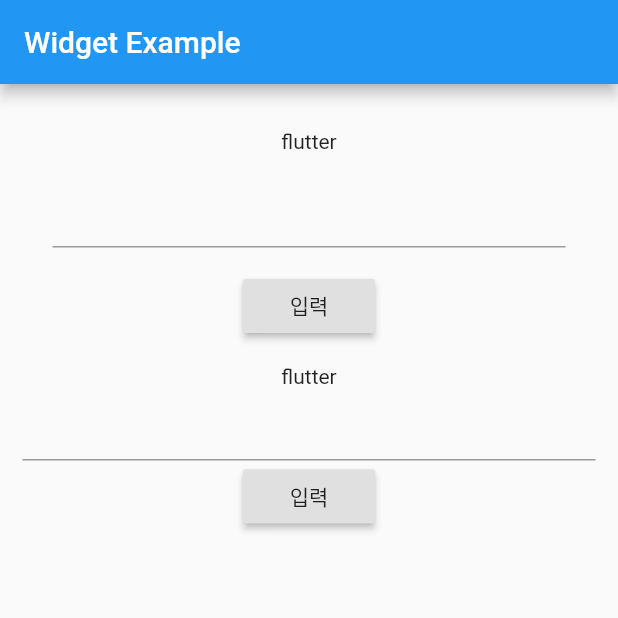
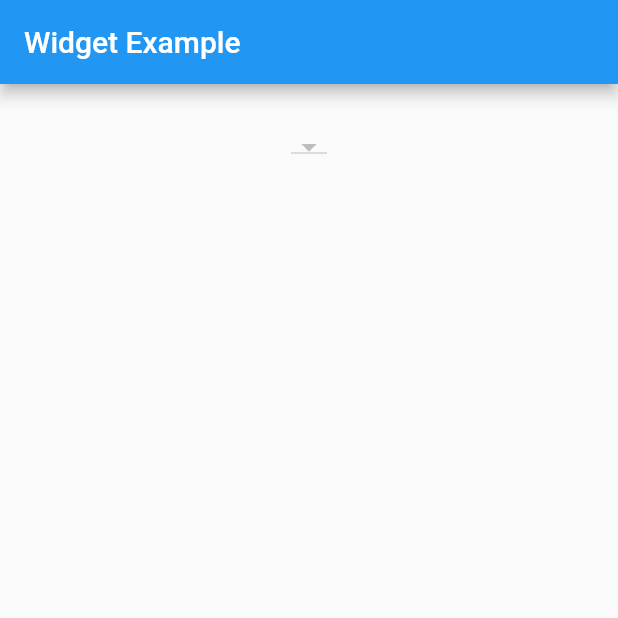
Before and after one commit to kimsegwan/first_flutter_app, a Flutter app: the screen it shows after launch, on a phone screen of 412 x 824 dp, the top half of it. Run offline on Flutter 3.47's test engine with Material 2 defaults, Android fonts, the phone set to English and light mode, and no system bars.

Commit message:
1. {Key key} => {Key? key} 정상 2. List<DropdownButton<String>> _dropDownMenuItems = new List(); 오류 변경 된 것으로 확인 찾아봐야할 내용

```diff
--- a/lib/main.dart
+++ b/lib/main.dart
@@ -22,31 +22,34 @@ class MyApp extends StatelessWidget {
 }
 
 class WidgetApp extends StatefulWidget {
-  // WidgetApp({Key key}) : super(key: key);
-  WidgetApp() : super();
+  WidgetApp({Key? key}) : super(key: key);
+
+  // WidgetApp() : super();
   @override
   _WidgetExampleState createState() => _WidgetExampleState();
 }
 
 class _WidgetExampleState extends State<WidgetApp> {
+  List _buttonList = ['더하기', '빼기', '곱하기', '나누기'];
+  //List<DropdownButton<int>> _dropDownMenuItems = new List<DropdownButton<int>>.filled(0, 0, growable: true);
 
   @override
   Widget build(BuildContext context) {
     return Scaffold(
-      appBar: AppBar(title: Text('Widget Example'),),
+      appBar: AppBar(
+        title: Text('Widget Example'),
+      ),
       body: Container(
         padding: EdgeInsets.all(15),
         child: Center(
           child: Column(
             children: <Widget>[
-              Padding(padding: EdgeInsets.all(15), child: Text('flutter')),
-              Padding(padding: EdgeInsets.only(left: 20, right: 20), child: TextField()),
-              Padding(padding: EdgeInsets.all(15), child: RaisedButton(child: Text('입력'), onPressed: () {},)),
-              Text('flutter'),
-              TextField(),
-              RaisedButton(child: Text('입력'), onPressed: () {
-
-              })
+              Padding(
+                  padding: EdgeInsets.all(15),
+                  child: DropdownButton(
+                    items: null,
+                    onChanged: null,
+                  ))
             ],
           ),
         ),
```
